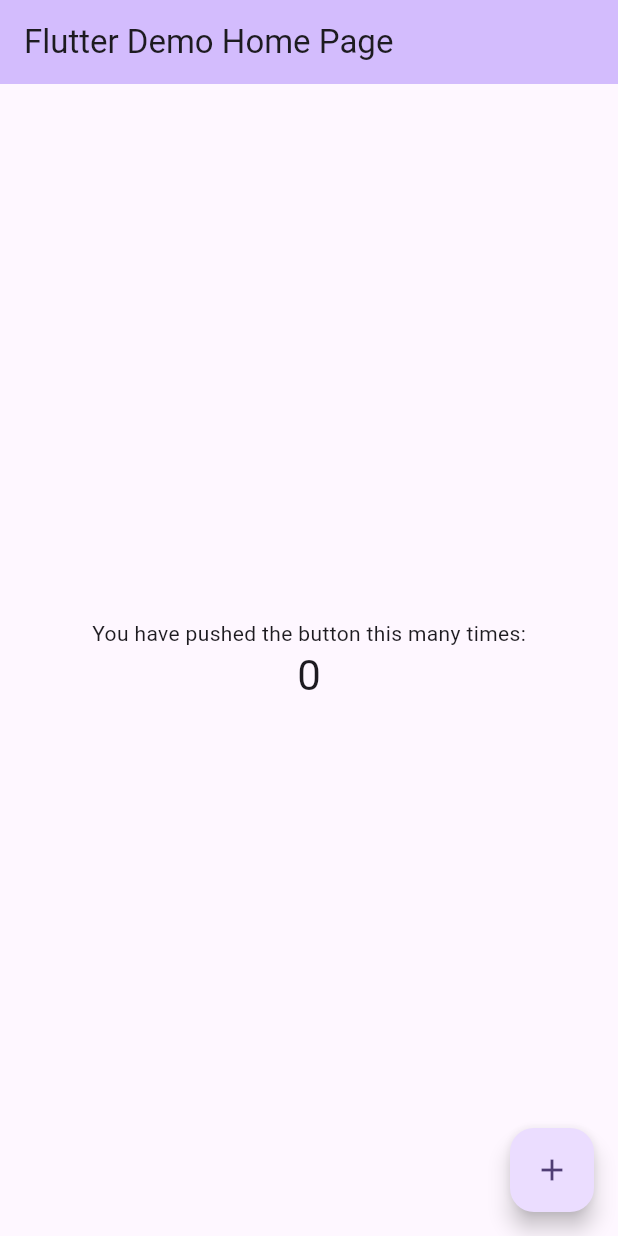
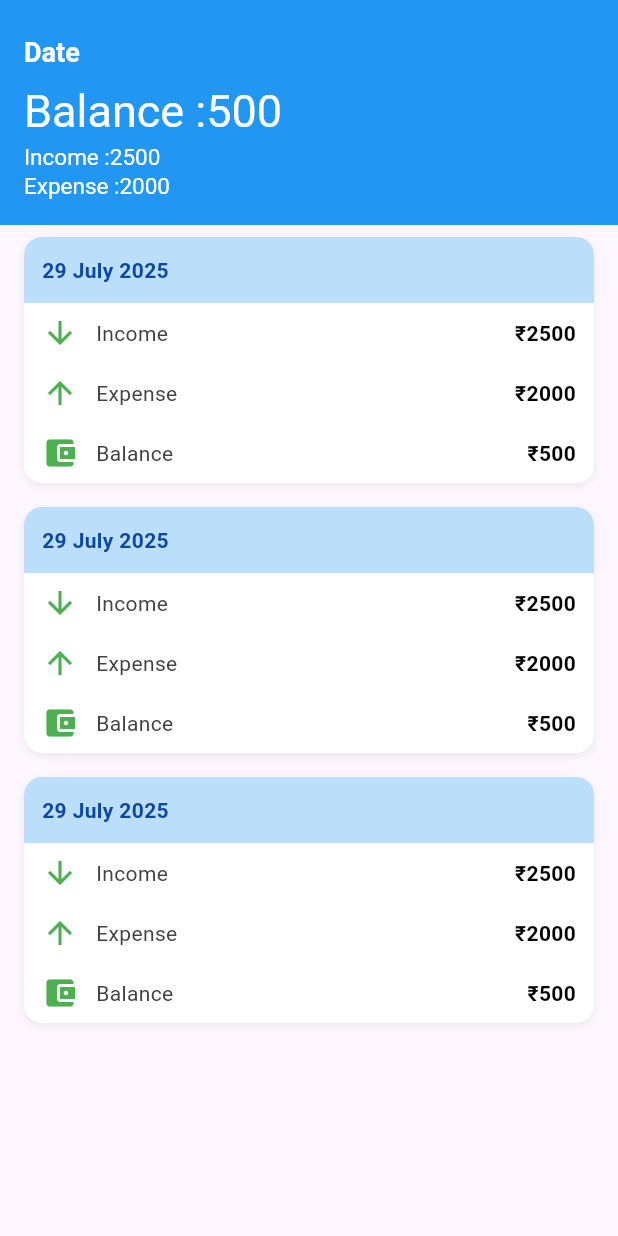
Before and after one commit to mariadenny/Expense_tracker, a Flutter app: the screen it shows after launch, on a phone screen of 412 x 824 dp. Run offline on Flutter 3.47's test engine with Material 3 defaults, Android fonts, the phone set to English and light mode, and no system bars.

Commit message:
home page ui

```diff
--- a/lib/main.dart
+++ b/lib/main.dart
@@ -1,125 +1,13 @@
+import 'package:expensetracker/screens/home_screen.dart';
 import 'package:flutter/material.dart';
 
-void main() {
-  runApp(const MyApp());
-}
+void main() => runApp(MyApp());
 
 class MyApp extends StatelessWidget {
-  const MyApp({super.key});
-
-  // This widget is the root of your application.
   @override
   Widget build(BuildContext context) {
     return MaterialApp(
-      title: 'Flutter Demo',
-      theme: ThemeData(
-        // This is the theme of your application.
-        //
-        // TRY THIS: Try running your application with "flutter run". You'll see
-        // the application has a purple toolbar. Then, without quitting the app,
-        // try changing the seedColor in the colorScheme below to Colors.green
-        // and then invoke "hot reload" (save your changes or press the "hot
-        // reload" button in a Flutter-supported IDE, or press "r" if you used
-        // the command line to start the app).
-        //
-        // Notice that the counter didn't reset back to zero; the application
-        // state is not lost during the reload. To reset the state, use hot
-        // restart instead.
-        //
-        // This works for code too, not just values: Most code changes can be
-        // tested with just a hot reload.
-        colorScheme: ColorScheme.fromSeed(seedColor: Colors.deepPurple),
-        useMaterial3: true,
-      ),
-      home: const MyHomePage(title: 'Flutter Demo Home Page'),
+      home: HomeScreen(),
     );
   }
 }
-
-class MyHomePage extends StatefulWidget {
-  const MyHomePage({super.key, required this.title});
-
-  // This widget is the home page of your application. It is stateful, meaning
-  // that it has a State object (defined below) that contains fields that affect
-  // how it looks.
-
-  // This class is the configuration for the state. It holds the values (in this
-  // case the title) provided by the parent (in this case the App widget) and
-  // used by the build method of the State. Fields in a Widget subclass are
-  // always marked "final".
-
-  final String title;
-
-  @override
-  State<MyHomePage> createState() => _MyHomePageState();
-}
-
-class _MyHomePageState extends State<MyHomePage> {
-  int _counter = 0;
-
-  void _incrementCounter() {
-    setState(() {
-      // This call to setState tells the Flutter framework that something has
-      // changed in this State, which causes it to rerun the build method below
-      // so that the display can reflect the updated values. If we changed
-      // _counter without calling setState(), then the build method would not be
-      // called again, and so nothing would appear to happen.
-      _counter++;
-    });
-  }
-
-  @override
-  Widget build(BuildContext context) {
-    // This method is rerun every time setState is called, for instance as done
-    // by the _incrementCounter method above.
-    //
-    // The Flutter framework has been optimized to make rerunning build methods
-    // fast, so that you can just rebuild anything that needs updating rather
-    // than having to individually change instances of widgets.
-    return Scaffold(
-      appBar: AppBar(
-        // TRY THIS: Try changing the color here to a specific color (to
-        // Colors.amber, perhaps?) and trigger a hot reload to see the AppBar
-        // change color while the other colors stay the same.
-        backgroundColor: Theme.of(context).colorScheme.inversePrimary,
-        // Here we take the value from the MyHomePage object that was created by
-        // the App.build method, and use it to set our appbar title.
-        title: Text(widget.title),
-      ),
-      body: Center(
-        // Center is a layout widget. It takes a single child and positions it
-        // in the middle of the parent.
-        child: Column(
-          // Column is also a layout widget. It takes a list of children and
-          // arranges them vertically. By default, it sizes itself to fit its
-          // children horizontally, and tries to be as tall as its parent.
-          //
-          // Column has various properties to control how it sizes itself and
-          // how it positions its children. Here we use mainAxisAlignment to
-          // center the children vertically; the main axis here is the vertical
-          // axis because Columns are vertical (the cross axis would be
-          // horizontal).
-          //
-          // TRY THIS: Invoke "debug painting" (choose the "Toggle Debug Paint"
-          // action in the IDE, or press "p" in the console), to see the
-          // wireframe for each widget.
-          mainAxisAlignment: MainAxisAlignment.center,
-          children: <Widget>[
-            const Text(
-              'You have pushed the button this many times:',
-            ),
-            Text(
-              '$_counter',
-              style: Theme.of(context).textTheme.headlineMedium,
-            ),
-          ],
-        ),
-      ),
-      floatingActionButton: FloatingActionButton(
-        onPressed: _incrementCounter,
-        tooltip: 'Increment',
-        child: const Icon(Icons.add),
-      ), // This trailing comma makes auto-formatting nicer for build methods.
-    );
-  }
-}
--- /dev/null
+++ b/lib/screens/home_screen.dart
@@ -0,0 +1,119 @@
+import 'package:expensetracker/widgets/transactionTile.dart';
+import 'package:flutter/material.dart';
+
+class HomeScreen extends StatefulWidget {
+  const HomeScreen({super.key});
+
+  @override
+  State<HomeScreen> createState() => _HomeScreenState();
+}
+
+class _HomeScreenState extends State<HomeScreen> {
+  @override
+  Widget build(BuildContext context) {
+    return Scaffold(
+      body: CustomScrollView(
+        slivers: [
+          SliverAppBar(
+            pinned: true,
+            expandedHeight: 150,
+            backgroundColor: Colors.blue,
+            flexibleSpace: LayoutBuilder(
+              builder: (BuildContext context, BoxConstraints constraints) {
+                double top = constraints.biggest.height;
+                return FlexibleSpaceBar(
+                  titlePadding: EdgeInsets.only(left: 16, bottom: 16),
+                  title: top < 120
+                      ? Text(
+                          'Balance : 500',
+                          style: TextStyle(
+                            fontSize: 18,
+                            fontWeight: FontWeight.bold,
+                            color: const Color.fromARGB(255, 255, 255, 255),
+
+                          ),
+
+                        )
+                      : Column(
+                          mainAxisAlignment: MainAxisAlignment.end,
+                          crossAxisAlignment: CrossAxisAlignment.start,
+                          mainAxisSize: MainAxisSize.min,
+                          children: [
+                            Text(
+                              'Date',
+                              style: TextStyle(
+                                fontSize: 12
+                                ,
+                                fontWeight: FontWeight.bold,
+                                color: const Color.fromARGB(255, 254, 254, 254),
+                              ),
+                            ),
+                            SizedBox(height: 6),
+                            Text(
+                              'Balance :500',
+                              style: TextStyle(
+                                fontSize: 20,
+                                color: const Color.fromARGB(255, 255, 255, 255),
+                              ),
+                            ),
+                            SizedBox(height: 2),
+                            Text(
+                              'Income :2500',
+                              style: TextStyle(
+                                fontSize: 10,
+                                color: const Color.fromARGB(255, 255, 255, 255),
+                              ),
+                            ),
+                            Text(
+                              'Expense :2000',
+                              style: TextStyle(
+                                fontSize: 10,
+                                color: const Color.fromARGB(255, 255, 255, 255),
+                              ),
+                            ),
+                          ],
+                        ),
+                  background: Container(
+                    color: Colors.blue,
+                  ),
+                );
+              },
+            ),
+          ),
+
+          SliverToBoxAdapter(
+            child: customTile(
+              date: "29 July 2025",
+              items: [
+                {"icon": Icons.arrow_downward, "label": "Income", "value": "₹2500"},
+                {"icon": Icons.arrow_upward, "label": "Expense", "value": "₹2000"},
+                {"icon": Icons.account_balance_wallet, "label": "Balance", "value": "₹500"},
+              ],
+            ),
+          ),
+          SliverToBoxAdapter(
+            child: customTile(
+              date: "29 July 2025",
+              items: [
+                {"icon": Icons.arrow_downward, "label": "Income", "value": "₹2500"},
+                {"icon": Icons.arrow_upward, "label": "Expense", "value": "₹2000"},
+                {"icon": Icons.account_balance_wallet, "label": "Balance", "value": "₹500"},
+              ],
+            ),
+          ),
+          SliverToBoxAdapter(
+            child: customTile(
+              date: "29 July 2025",
+              items: [
+                {"icon": Icons.arrow_downward, "label": "Income", "value": "₹2500"},
+                {"icon": Icons.arrow_upward, "label": "Expense", "value": "₹2000"},
+                {"icon": Icons.account_balance_wallet, "label": "Balance", "value": "₹500"},
+              ],
+            ),
+          ),
+        ],
+      ),
+      //bottomNavigationBar: BottomNavigationBar(items: items),
+    );
+  }
+}
--- /dev/null
+++ b/lib/widgets/transactionTile.dart
@@ -0,0 +1,75 @@
+
+import 'package:flutter/material.dart';
+import 'package:flutter/widgets.dart';
+
+Widget customTile({
+  required String date,
+  required List<Map<String, dynamic>> items,
+}) {
+  return Container(
+    margin: EdgeInsets.symmetric(vertical: 8, horizontal: 16),
+    decoration: BoxDecoration(
+      color: Colors.white,
+      borderRadius: BorderRadius.circular(12),
+      boxShadow: [
+        BoxShadow(
+          color: Colors.grey.withOpacity(0.2),
+          blurRadius: 4,
+          offset: Offset(0, 2),
+        ),
+      ],
+    ),
+    child: Column(
+      crossAxisAlignment: CrossAxisAlignment.start,
+      children: [
+        // Date Box
+        Container(
+          width: double.infinity,
+          padding: EdgeInsets.all(12),
+          decoration: BoxDecoration(
+            color: Colors.blue.shade100, // Date bg color
+            borderRadius: BorderRadius.only(
+              topLeft: Radius.circular(12),
+              topRight: Radius.circular(12),
+            ),
+          ),
+          child: Text(
+            date,
+            style: TextStyle(
+              fontSize: 14,
+              fontWeight: FontWeight.bold,
+              color: Colors.blue[900],
+            ),
+          ),
+        ),
+
+        // List of Icon + Text
+        ...items.map((item) => Padding(
+              padding: const EdgeInsets.symmetric(horizontal: 12, vertical: 8),
+              child: Row(
+                children: [
+                  Icon(item['icon'], color: Colors.green),
+                  SizedBox(width: 12),
+                  Text(
+                    item['label'],
+                    style: TextStyle(
+                      fontSize: 14,
+                      color: Colors.grey.shade800,
+                    ),
+                  ),
+                  Spacer(),
+                  Text(
+                    item['value'].toString(),
+                    style: TextStyle(
+                      fontSize: 14,
+                      fontWeight: FontWeight.bold,
+                      color: Colors.black,
+                    ),
+                  ),
+                ],
+              ),
+            )),
+      ],
+    ),
+  );
+}
```
Also changed, not shown: lib/screens/add_transaction.dart (added), lib/screens/catagory_set.dart (added).
